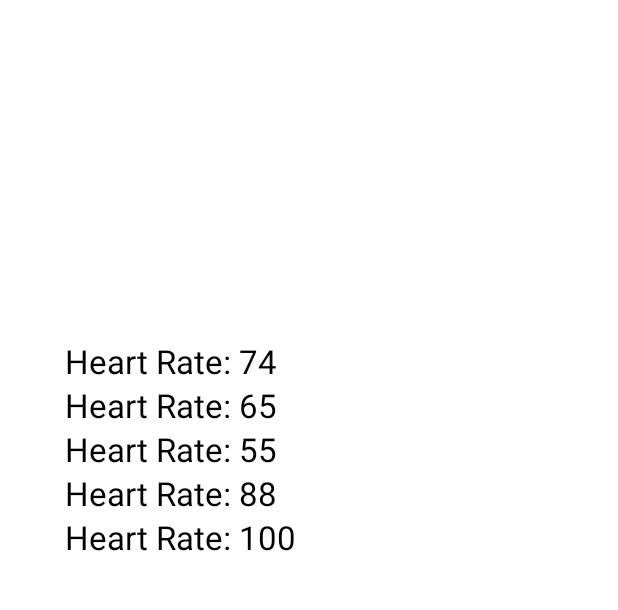
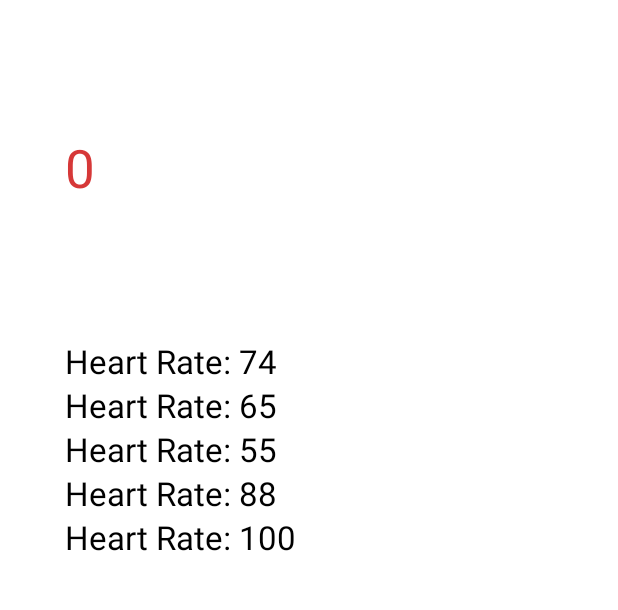
Before and after one commit to agautam8103/OxyRhythm, an Android app: the HeartRate screen opened directly, with no data from a screen before it, on a phone screen of 412 x 824 dp, the part 126-736 px from its top. Run offline under Robolectric (Android 15) with nearby library versions, the light colour scheme and no system bars.

Commit message:
update testing for heart rate

```diff
--- a/app/src/main/java/com/example/oxyrhythm/HeartRate.java
+++ b/app/src/main/java/com/example/oxyrhythm/HeartRate.java
@@ -1,14 +1,50 @@
 package com.example.oxyrhythm;
 
+import android.content.SharedPreferences;
 import android.os.Bundle;
 import android.widget.ScrollView;
+import android.widget.TextView;
+
+import androidx.annotation.Nullable;
 import androidx.appcompat.app.AppCompatActivity;
 
 public class HeartRate extends AppCompatActivity {
+
+    public TextView textView;
+    public int heartrate = 0;
+
 
     @Override
     protected void onCreate(Bundle savedInstanceState) {
         super.onCreate(savedInstanceState);
         setContentView(R.layout.heartmonitor);
+
+        SharedPreferences sharedPreferences = getSharedPreferences(Dashboard.SHARED_PREF, MODE_PRIVATE);
+        heartrate = sharedPreferences.getInt(Dashboard.key_data, 0);
+
+        textView = findViewById(R.id.txtView);
+//        updateText(heartrate);
+
+        runOnUiThread(new Runnable() {
+            @Override
+            public void run() {
+                textView.setText(Integer.toString(heartrate));
+            }
+        });
+
+    }
+
+    @Override
+    protected void onPostResume() {
+        super.onPostResume();
+    }
+
+    public void updateText(int data){
+     runOnUiThread(new Runnable() {
+         @Override
+         public void run() {
+             textView.setText(Integer.toString(data));
+         }
+     });
     }
 }
--- a/app/src/main/res/layout/heartmonitor.xml
+++ b/app/src/main/res/layout/heartmonitor.xml
@@ -12,24 +12,30 @@
 
 
     <TextView
+        android:id="@+id/txtView"
         android:layout_width="167dp"
         android:layout_height="50dp"
         android:text="Heart Rate"
         android:textColor="#D63838"
         android:textSize="35dp"
-        tools:ignore="MissingConstraints"
-        tools:layout_editor_absoluteX="61dp"
-        tools:layout_editor_absoluteY="163dp" />
+        app:layout_constraintBottom_toTopOf="@+id/scrollView2"
+        app:layout_constraintEnd_toEndOf="parent"
+        app:layout_constraintHorizontal_bias="0.176"
+        app:layout_constraintStart_toStartOf="parent"
+        app:layout_constraintTop_toBottomOf="@+id/include5"
+        tools:ignore="MissingConstraints" />
 
     <ImageView
+        android:id="@+id/imageView"
         android:layout_width="97dp"
         android:layout_height="65dp"
         android:src="@drawable/heartrate"
+        tools:ignore="MissingConstraints"
         tools:layout_editor_absoluteX="217dp"
-        tools:layout_editor_absoluteY="148dp"
-        tools:ignore="MissingConstraints"></ImageView>
+        tools:layout_editor_absoluteY="148dp"></ImageView>
 
     <ScrollView
+        android:id="@+id/scrollView2"
         android:layout_width="221dp"
         android:layout_height="368dp"
         android:layout_marginStart="43dp"
```
Also changed, not shown: app/src/main/java/com/example/oxyrhythm/Dashboard.java (+54 -3 lines).
